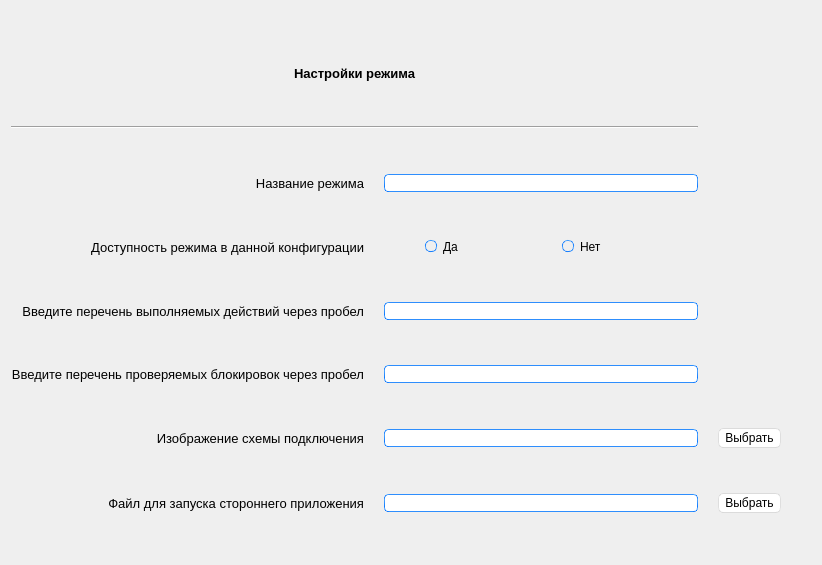
Old version of the form configWindow/mode.ui in the repository Larionov-Semyon/modbus_config.
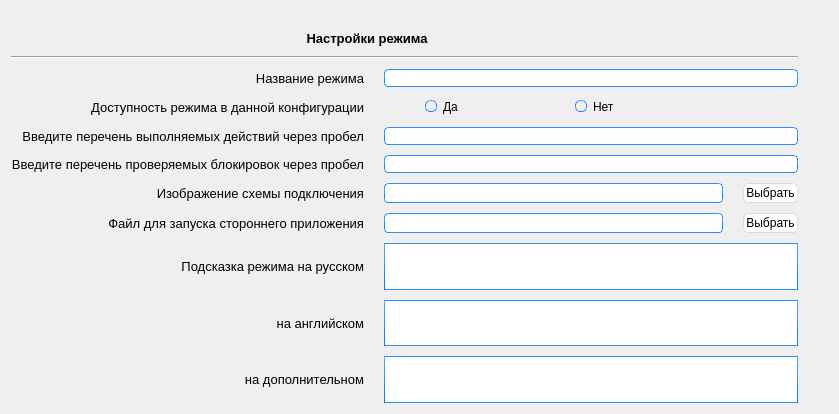
New version of the form.

Patch:
```diff
--- a/configWindow/mode.ui
+++ b/configWindow/mode.ui
@@ -6,10 +6,16 @@
    <rect>
     <x>0</x>
     <y>0</y>
-    <width>822</width>
-    <height>565</height>
+    <width>839</width>
+    <height>414</height>
    </rect>
   </property>
+  <property name="sizePolicy">
+   <sizepolicy hsizetype="Preferred" vsizetype="Preferred">
+    <horstretch>0</horstretch>
+    <verstretch>0</verstretch>
+   </sizepolicy>
+  </property>
   <property name="windowTitle">
    <string>Form</string>
   </property>
@@ -569,40 +575,22 @@
   </property>
   <layout class="QHBoxLayout" name="horizontalLayout_3">
    <item>
-    <layout class="QGridLayout" name="gridLayout" rowstretch="4,0,0,0,0,0,0,0,0,0,0,0" columnstretch="1,5,1" rowminimumheight="0,0,0,0,0,0,0,0,0,0,0,0">
+    <layout class="QGridLayout" name="gridLayout" rowstretch="4,0,0,0,0,0,0,0,0,0,0" columnstretch="1,4,0" columnminimumwidth="0,0,0">
      <property name="topMargin">
       <number>20</number>
      </property>
      <property name="rightMargin">
       <number>30</number>
      </property>
+     <property name="bottomMargin">
+      <number>0</number>
+     </property>
      <property name="horizontalSpacing">
       <number>20</number>
      </property>
      <property name="verticalSpacing">
       <number>10</number>
      </property>
-     <item row="2" column="0">
-      <widget class="QLabel" name="label">
-       <property name="font">
-        <font>
-         <pointsize>10</pointsize>
-        </font>
-       </property>
-       <property name="text">
-        <string>Название режима</string>
-       </property>
-       <property name="alignment">
-        <set>Qt::AlignRight|Qt::AlignTrailing|Qt::AlignVCenter</set>
-       </property>
-      </widget>
-     </item>
-     <item row="5" column="1">
-      <widget class="QLineEdit" name="lineModeBlock"/>
-     </item>
-     <item row="6" column="1">
-      <widget class="QLineEdit" name="lineModeImage"/>
-     </item>
      <item row="0" column="0" colspan="2">
       <widget class="QLabel" name="label_5">
        <property name="sizePolicy">
@@ -632,27 +620,34 @@
        </property>
       </widget>
      </item>
-     <item row="5" column="0">
-      <widget class="QLabel" name="label_3">
+     <item row="8" column="0">
+      <widget class="QLabel" name="label_8">
        <property name="font">
         <font>
          <pointsize>10</pointsize>
         </font>
        </property>
        <property name="text">
-        <string>Введите перечень проверяемых блокировок через пробел</string>
+        <string>Подсказка режима на русском</string>
        </property>
        <property name="alignment">
         <set>Qt::AlignRight|Qt::AlignTrailing|Qt::AlignVCenter</set>
        </property>
       </widget>
      </item>
-     <item row="1" column="0" colspan="2">
-      <widget class="Line" name="line">
-       <property name="orientation">
-        <enum>Qt::Horizontal</enum>
-       </property>
-      </widget>
+     <item row="7" column="1">
+      <layout class="QHBoxLayout" name="horizontalLayout">
+       <item>
+        <widget class="QLineEdit" name="lineModeFile">
+         <property name="sizePolicy">
+          <sizepolicy hsizetype="Expanding" vsizetype="Preferred">
+           <horstretch>0</horstretch>
+           <verstretch>0</verstretch>
+          </sizepolicy>
+         </property>
+        </widget>
+       </item>
+      </layout>
      </item>
      <item row="4" column="0">
       <widget class="QLabel" name="label_6">
@@ -684,23 +679,6 @@
        </property>
       </widget>
      </item>
-     <item row="2" column="1">
-      <widget class="QLineEdit" name="lineModeName"/>
-     </item>
-     <item row="7" column="1">
-      <layout class="QHBoxLayout" name="horizontalLayout">
-       <item>
-        <widget class="QLineEdit" name="lineModeFile"/>
-       </item>
-      </layout>
-     </item>
-     <item row="7" column="2">
-      <widget class="QPushButton" name="buttonModeFile">
-       <property name="text">
-        <string>Выбрать</string>
-       </property>
-      </widget>
-     </item>
      <item row="3" column="1">
       <layout class="QHBoxLayout" name="horizontalLayout_2">
        <item>
@@ -735,8 +713,12 @@
        </item>
       </layout>
      </item>
-     <item row="4" column="1">
-      <widget class="QLineEdit" name="lineModeOutput"/>
+     <item row="7" column="2">
+      <widget class="QPushButton" name="buttonModeFile">
+       <property name="text">
+        <string>Выбрать</string>
+       </property>
+      </widget>
      </item>
      <item row="3" column="0">
       <widget class="QLabel" name="label_4">
@@ -753,6 +735,38 @@
        </property>
       </widget>
      </item>
+     <item row="5" column="0">
+      <widget class="QLabel" name="label_3">
+       <property name="font">
+        <font>
+         <pointsize>10</pointsize>
+        </font>
+       </property>
+       <property name="text">
+        <string>Введите перечень проверяемых блокировок через пробел</string>
+       </property>
+       <property name="alignment">
+        <set>Qt::AlignRight|Qt::AlignTrailing|Qt::AlignVCenter</set>
+       </property>
+      </widget>
+     </item>
+     <item row="6" column="1">
+      <widget class="QLineEdit" name="lineModeImage">
+       <property name="sizePolicy">
+        <sizepolicy hsizetype="Expanding" vsizetype="Preferred">
+         <horstretch>0</horstretch>
+         <verstretch>0</verstretch>
+        </sizepolicy>
+       </property>
+      </widget>
+     </item>
+     <item row="6" column="2">
+      <widget class="QPushButton" name="buttonModeImage">
+       <property name="text">
+        <string>Выбрать</string>
+       </property>
+      </widget>
+     </item>
      <item row="6" column="0">
       <widget class="QLabel" name="label_7">
        <property name="font">
@@ -768,10 +782,160 @@
        </property>
       </widget>
      </item>
-     <item row="6" column="2">
-      <widget class="QPushButton" name="buttonModeImage">
+     <item row="2" column="0">
+      <widget class="QLabel" name="label">
+       <property name="font">
+        <font>
+         <pointsize>10</pointsize>
+        </font>
+       </property>
        <property name="text">
-        <string>Выбрать</string>
+        <string>Название режима</string>
+       </property>
+       <property name="alignment">
+        <set>Qt::AlignRight|Qt::AlignTrailing|Qt::AlignVCenter</set>
+       </property>
+      </widget>
+     </item>
+     <item row="9" column="0">
+      <widget class="QLabel" name="label_9">
+       <property name="font">
+        <font>
+         <pointsize>10</pointsize>
+        </font>
+       </property>
+       <property name="text">
+        <string>на английском</string>
+       </property>
+       <property name="alignment">
+        <set>Qt::AlignRight|Qt::AlignTrailing|Qt::AlignVCenter</set>
+       </property>
+      </widget>
+     </item>
+     <item row="10" column="0">
+      <widget class="QLabel" name="label_10">
+       <property name="font">
+        <font>
+         <pointsize>10</pointsize>
+        </font>
+       </property>
+       <property name="text">
+        <string>на дополнительном</string>
+       </property>
+       <property name="alignment">
+        <set>Qt::AlignRight|Qt::AlignTrailing|Qt::AlignVCenter</set>
+       </property>
+      </widget>
+     </item>
+     <item row="8" column="1" colspan="2">
+      <widget class="QTextEdit" name="textMode">
+       <property name="sizePolicy">
+        <sizepolicy hsizetype="Preferred" vsizetype="Preferred">
+         <horstretch>0</horstretch>
+         <verstretch>0</verstretch>
+        </sizepolicy>
+       </property>
+       <property name="minimumSize">
+        <size>
+         <width>0</width>
+         <height>30</height>
+        </size>
+       </property>
+       <property name="maximumSize">
+        <size>
+         <width>16777215</width>
+         <height>16777215</height>
+        </size>
+       </property>
+       <property name="verticalScrollBarPolicy">
+        <enum>Qt::ScrollBarAlwaysOff</enum>
+       </property>
+      </widget>
+     </item>
+     <item row="9" column="1" colspan="2">
+      <widget class="QTextEdit" name="textModeEN">
+       <property name="sizePolicy">
+        <sizepolicy hsizetype="Preferred" vsizetype="Preferred">
+         <horstretch>0</horstretch>
+         <verstretch>0</verstretch>
+        </sizepolicy>
+       </property>
+       <property name="minimumSize">
+        <size>
+         <width>0</width>
+         <height>30</height>
+        </size>
+       </property>
+       <property name="maximumSize">
+        <size>
+         <width>16777215</width>
+         <height>16777215</height>
+        </size>
+       </property>
+       <property name="verticalScrollBarPolicy">
+        <enum>Qt::ScrollBarAlwaysOff</enum>
+       </property>
+      </widget>
+     </item>
+     <item row="10" column="1" colspan="2">
+      <widget class="QTextEdit" name="textModeOT">
+       <property name="sizePolicy">
+        <sizepolicy hsizetype="Preferred" vsizetype="Preferred">
+         <horstretch>0</horstretch>
+         <verstretch>0</verstretch>
+        </sizepolicy>
+       </property>
+       <property name="minimumSize">
+        <size>
+         <width>0</width>
+         <height>30</height>
+        </size>
+       </property>
+       <property name="maximumSize">
+        <size>
+         <width>16777215</width>
+         <height>16777215</height>
+        </size>
+       </property>
+       <property name="verticalScrollBarPolicy">
+        <enum>Qt::ScrollBarAlwaysOff</enum>
+       </property>
+      </widget>
+     </item>
+     <item row="2" column="1" colspan="2">
+      <widget class="QLineEdit" name="lineModeName">
+       <property name="sizePolicy">
+        <sizepolicy hsizetype="Expanding" vsizetype="Preferred">
+         <horstretch>0</horstretch>
+         <verstretch>0</verstretch>
+        </sizepolicy>
+       </property>
+      </widget>
+     </item>
+     <item row="4" column="1" colspan="2">
+      <widget class="QLineEdit" name="lineModeOutput">
+       <property name="sizePolicy">
+        <sizepolicy hsizetype="Expanding" vsizetype="Preferred">
+         <horstretch>0</horstretch>
+         <verstretch>0</verstretch>
+        </sizepolicy>
+       </property>
+      </widget>
+     </item>
+     <item row="5" column="1" colspan="2">
+      <widget class="QLineEdit" name="lineModeBlock">
+       <property name="sizePolicy">
+        <sizepolicy hsizetype="Expanding" vsizetype="Preferred">
+         <horstretch>0</horstretch>
+         <verstretch>0</verstretch>
+        </sizepolicy>
+       </property>
+      </widget>
+     </item>
+     <item row="1" column="0" colspan="3">
+      <widget class="Line" name="line">
+       <property name="orientation">
+        <enum>Qt::Horizontal</enum>
        </property>
       </widget>
      </item>
```
Left out of the diff: 1 changed line with no effect on the pictures.
